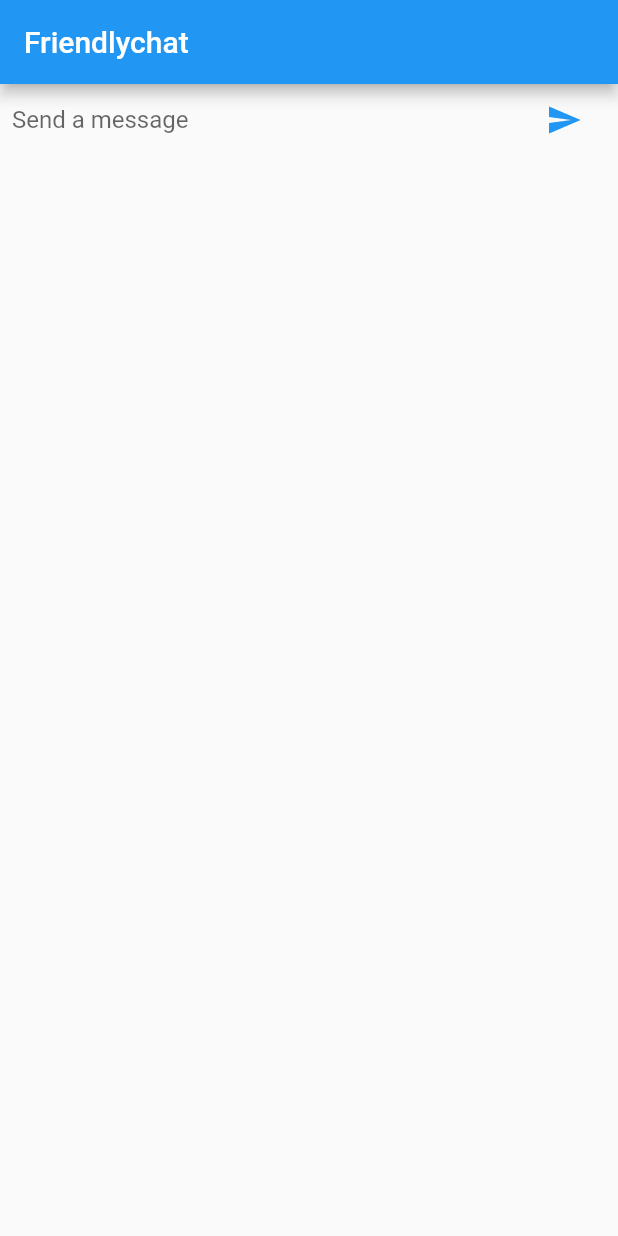
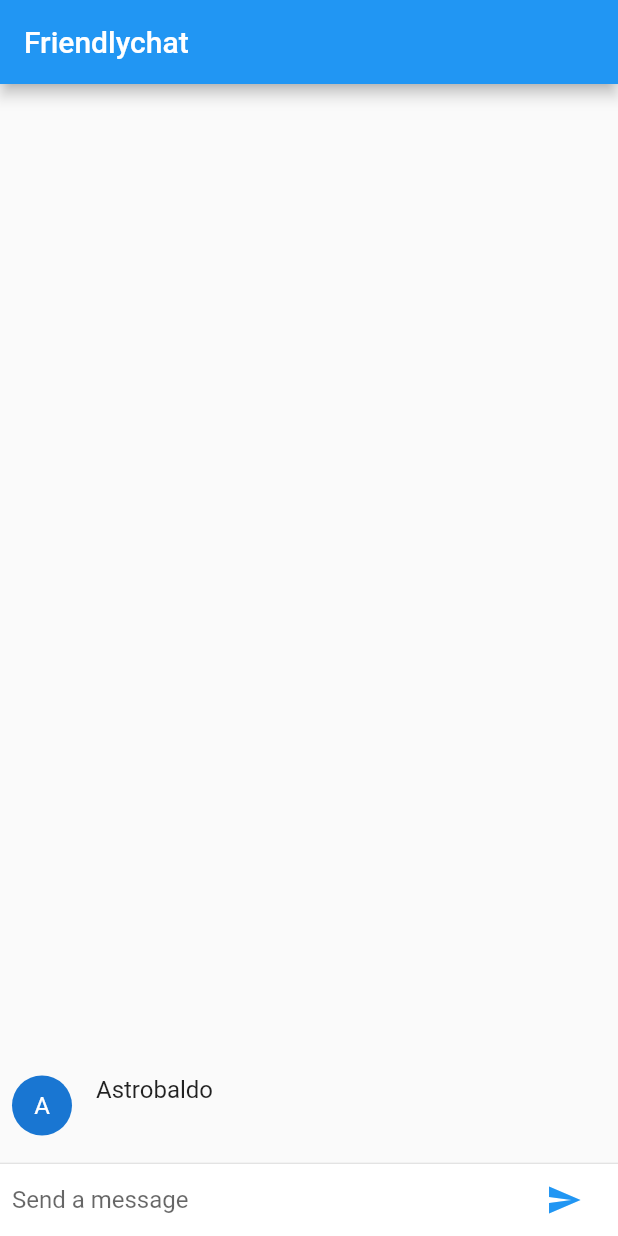
Before and after one commit to TosinRoger/FlutterFirstSteps, a Flutter app: the screen it shows after launch, after a tap on the "send" icon, on a phone screen of 412 x 824 dp. Run offline on Flutter 3.47's test engine with Material 2 defaults, Android fonts, the phone set to English and light mode, and no system bars.

```diff
--- a/lib/main.dart
+++ b/lib/main.dart
@@ -1,6 +1,8 @@
 import 'package:flutter/material.dart';
 
 void main() => runApp(FriendlyChatApp());
+
+const String _name = "Astrobaldo";
 
 class FriendlyChatApp extends StatelessWidget {
   @override
@@ -25,14 +27,31 @@ class ChatScreen extends StatefulWidget {
 }
 
 class ChatScreenState extends State<ChatScreen> {
-  final TextEditingController _textController =
-      new TextEditingController(); //new
+  final List<ChatMessage> _messages = <ChatMessage>[]; // new
+  final TextEditingController _textController = new TextEditingController();
 
   @override
   Widget build(BuildContext context) {
     return new Scaffold(
       appBar: new AppBar(title: new Text("Friendlychat")),
-      body: _buildTextComposer(),
+      body: new Column(
+        //modified
+        children: <Widget>[
+          new Flexible(
+            child: new ListView.builder(
+              padding: new EdgeInsets.all(8.0),
+              reverse: true,
+              itemBuilder: (_, int index) => _messages[index],
+              itemCount: _messages.length,
+            ),
+          ),
+          new Divider(height: 1.0),
+          new Container(
+            decoration: new BoxDecoration(color: Theme.of(context).cardColor),
+            child: _buildTextComposer(), //modified
+          ),
+        ],
+      ),
     );
   }
 
@@ -41,7 +60,6 @@ class ChatScreenState extends State<ChatScreen> {
       margin: const EdgeInsets.symmetric(horizontal: 8.0),
       child: new Row(
         children: <Widget>[
-          //new
           new Flexible(
             child: new TextField(
               controller: _textController,
@@ -49,27 +67,60 @@ class ChatScreenState extends State<ChatScreen> {
               decoration:
                   new InputDecoration.collapsed(hintText: "Send a message"),
             ),
-          ), //new
-
+          ),
           new Container(
-            //new
-            margin: new EdgeInsets.symmetric(horizontal: 4.0), //new
+            margin: new EdgeInsets.symmetric(horizontal: 4.0),
             child: new IconTheme(
-              //new
               data: new IconThemeData(color: Theme.of(context).accentColor),
               child: new IconButton(
-                  //new
-                  icon: new Icon(Icons.send), //new
-                  onPressed: () =>
-                      _handleSubmitted(_textController.text)), //new
+                  icon: new Icon(Icons.send),
+                  onPressed: () => _handleSubmitted(_textController.text)),
             ),
           ),
-        ], //new
-      ), //new
+        ],
+      ),
     );
   }
 
   void _handleSubmitted(String text) {
     _textController.clear();
+    ChatMessage message = new ChatMessage(
+      text: text,
+    );
+    setState(() {
+      _messages.insert(0, message);
+    });
   }
 }
+
+class ChatMessage extends StatelessWidget {
+  ChatMessage({this.text});
+
+  final String text;
+
+  @override
+  Widget build(BuildContext context) {
+    return new Container(
+      margin: const EdgeInsets.symmetric(vertical: 10.0),
+      child: new Row(
+        crossAxisAlignment: CrossAxisAlignment.start,
+        children: <Widget>[
+          new Container(
+            margin: const EdgeInsets.only(right: 16.0),
+            child: new CircleAvatar(child: new Text(_name[0])),
+          ),
+          new Column(
+            crossAxisAlignment: CrossAxisAlignment.start,
+            children: <Widget>[
+              new Text(_name, style: Theme.of(context).textTheme.subhead),
+              new Container(
+                margin: const EdgeInsets.only(top: 5.0),
+                child: new Text(text),
+              ),
+            ],
+          ),
+        ],
+      ),
+    );
+  }
+}
```
